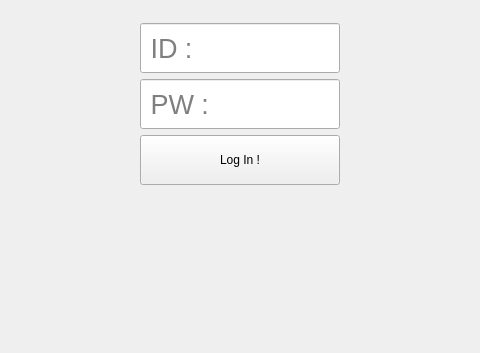
This is loginscene.ui in U-Keun/Qt_Account_Project as Qt 5 draws it before an edit; both pictures show x 160 to 640 and y 247 to 600 of the 800 by 600 pixel window. The edited form follows.
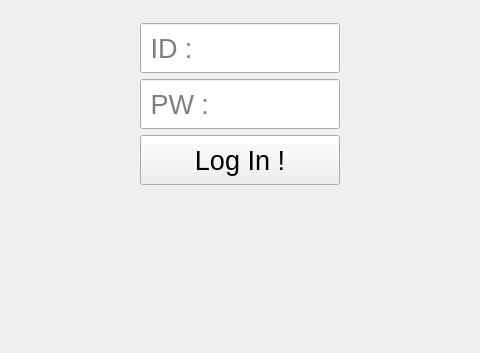
This is the edited form.

Commit message: ui : ui 폰트 통일(Arial)

Diff of the .ui file:
```diff
--- a/loginscene.ui
+++ b/loginscene.ui
@@ -89,6 +89,12 @@
          <height>50</height>
         </size>
        </property>
+       <property name="font">
+        <font>
+         <family>Arial</family>
+         <pointsize>20</pointsize>
+        </font>
+       </property>
        <property name="text">
         <string>Log In !</string>
        </property>
```
Left out of the diff: 7 changed lines with no effect on the pictures. The commit also changes 2 other files.
